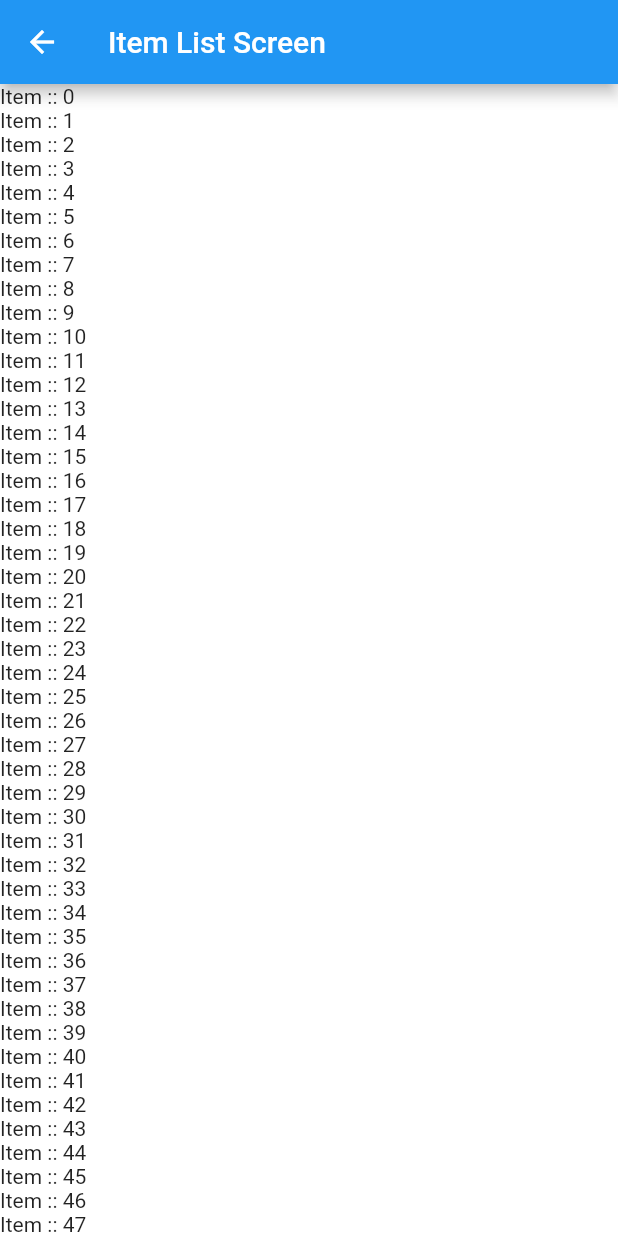
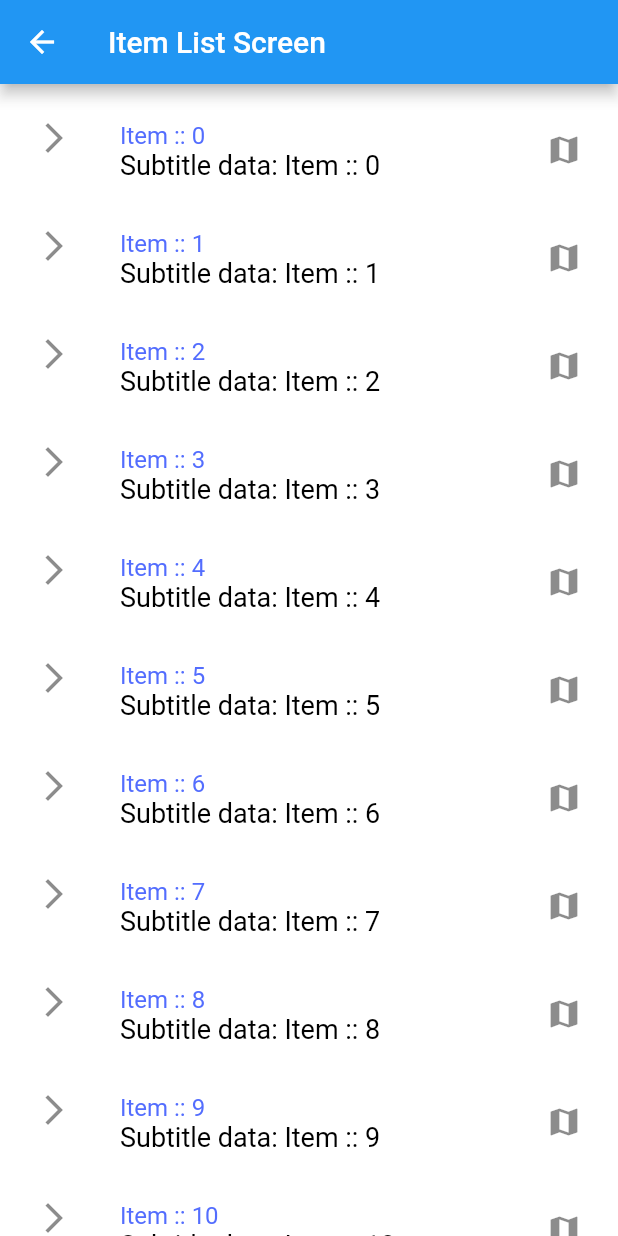
Before and after one commit to JureLokovsek/Flutter_App, a Flutter app: the ItemList screen opened directly, on a phone screen of 412 x 824 dp. Run offline on Flutter 3.47's test engine with Material 2 defaults, Android fonts, the phone set to English and light mode, and no system bars; missing offline and left inert: fimber.

Commit message:
Designed the listview and added click event.

```diff
--- a/exploring_flutter/lib/screens/item_list_screen.dart
+++ b/exploring_flutter/lib/screens/item_list_screen.dart
@@ -1,3 +1,4 @@
+import 'package:fimber/fimber.dart';
 import 'package:flutter/cupertino.dart';
 import 'package:flutter/material.dart';
 
@@ -9,7 +10,6 @@ class ItemList extends StatefulWidget {
 }
 
 class ItemListState extends State<ItemList> {
-
   List<String> list;
 
   @override
@@ -25,13 +25,30 @@ class ItemListState extends State<ItemList> {
         appBar: AppBar(
           title: Text("Item List Screen"),
         ),
-        body:ListView.builder(
-                itemCount: list.length,
-                itemBuilder: (BuildContext context, int index) {
-                  return Text(list[index]);
-                }
-            )
-    );
+        body: ListView(
+          padding: EdgeInsets.all(8.0),
+          children: list
+              .map((data) => ListTile(
+                    onTap: () {
+                      Fimber.d("Item clicked: $data");
+                    },
+                    leading: Icon(Icons.arrow_forward_ios),
+                    title: Text(
+                      data,
+                      style: TextStyle(color: Colors.indigoAccent),
+                    ),
+                    subtitle: Text(
+                      "Subtitle data: $data",
+                      style: TextStyle(
+                        color: Colors.black,
+                        fontFamily: "Roboto",
+                        fontSize: 18.0,
+                      ),
+                    ),
+                    trailing: Icon(Icons.map),
+                  ))
+              .toList(),
+        ));
   }
 
   List<String> getHugeStringList() {
@@ -41,6 +58,4 @@ class ItemListState extends State<ItemList> {
     }
     return list;
   }
-
-
 }
```
